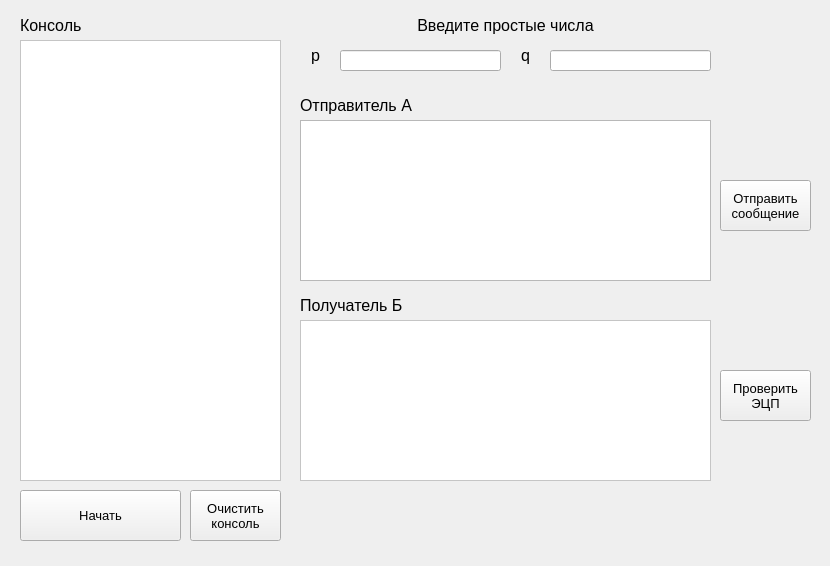
Old version of the form main.ui in the repository klimentlamonov/RSA-on-Python.
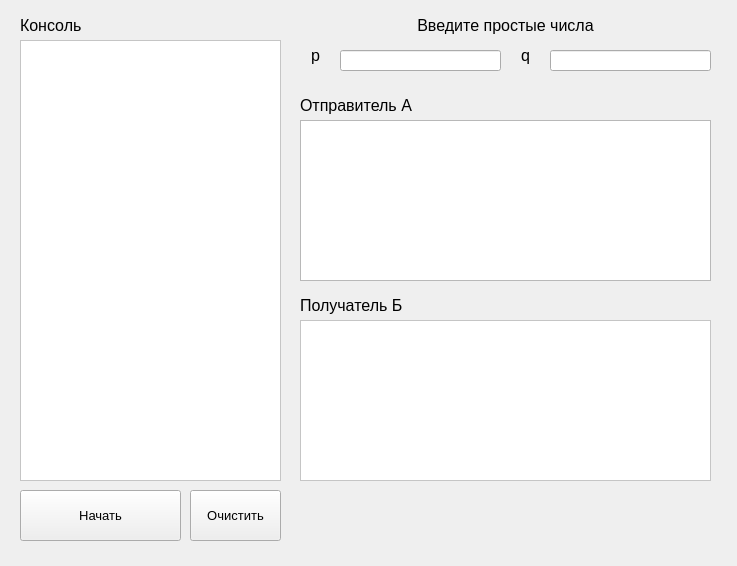
New version of the form.

Commit message: Add full verison

Diff of the .ui file:
```diff
--- a/main.ui
+++ b/main.ui
@@ -9,7 +9,7 @@
    <rect>
     <x>0</x>
     <y>0</y>
-    <width>830</width>
+    <width>737</width>
     <height>566</height>
    </rect>
   </property>
@@ -81,25 +81,6 @@
 }</string>
    </property>
   </widget>
-  <widget class="QPushButton" name="pushButton">
-   <property name="geometry">
-    <rect>
-     <x>720</x>
-     <y>180</y>
-     <width>91</width>
-     <height>51</height>
-    </rect>
-   </property>
-   <property name="font">
-    <font>
-     <pointsize>10</pointsize>
-    </font>
-   </property>
-   <property name="text">
-    <string>Отправить 
-сообщение</string>
-   </property>
-  </widget>
   <widget class="QLabel" name="label">
    <property name="geometry">
     <rect>
@@ -157,25 +138,6 @@
     <string>Получатель Б</string>
    </property>
   </widget>
-  <widget class="QPushButton" name="pushButton_2">
-   <property name="geometry">
-    <rect>
-     <x>720</x>
-     <y>370</y>
-     <width>91</width>
-     <height>51</height>
-    </rect>
-   </property>
-   <property name="font">
-    <font>
-     <pointsize>10</pointsize>
-    </font>
-   </property>
-   <property name="text">
-    <string>Проверить 
-ЭЦП</string>
-   </property>
-  </widget>
   <widget class="QPushButton" name="pushButton_3">
    <property name="geometry">
     <rect>
@@ -231,8 +193,7 @@
     </font>
    </property>
    <property name="text">
-    <string>Очистить
-консоль</string>
+    <string>Очистить</string>
    </property>
   </widget>
   <widget class="QLabel" name="label_4">
```
Left out of the diff: 2 changed lines with no effect on the pictures. The commit also changes 2 other files.
